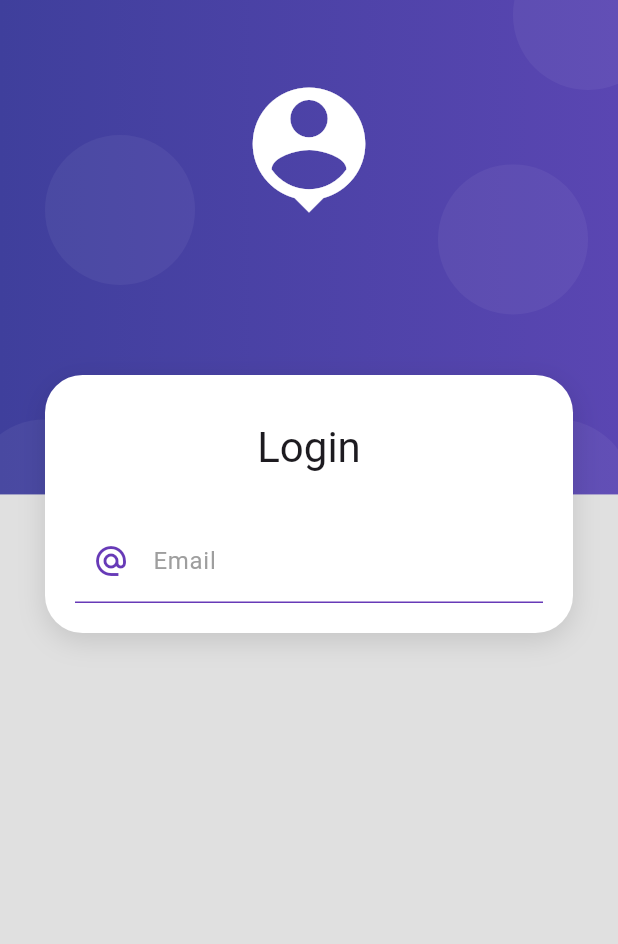
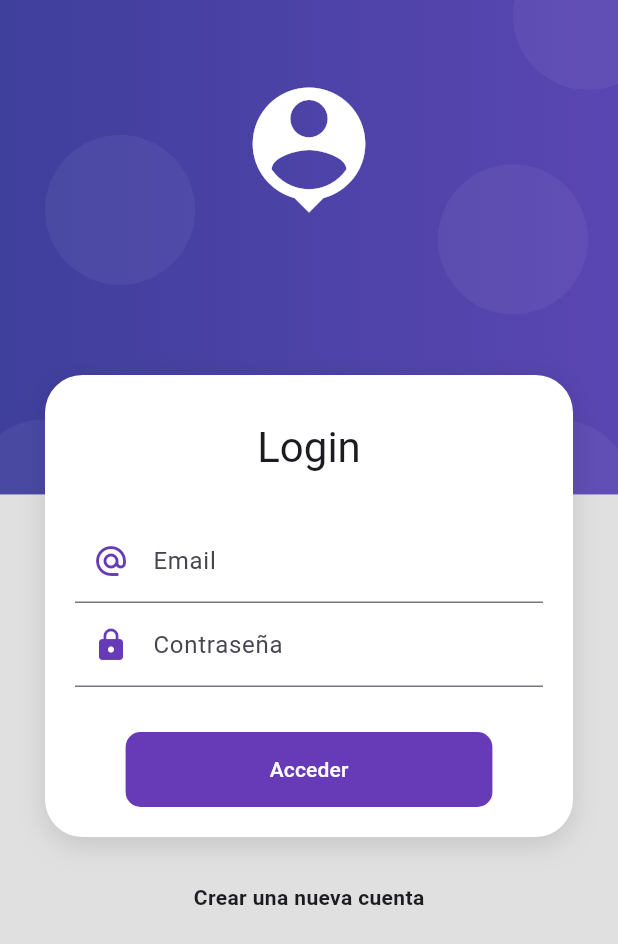
Before and after one commit to HoopStar23/seminario-6, a Flutter app: the screen it shows after launch, on a phone screen of 412 x 824 dp. Shown: the top 944 px of the screen. Run offline on Flutter 3.47's test engine with Material 3 defaults, Android fonts, the phone set to English and light mode, and no system bars.

Commit message:
casi al final

```diff
--- /dev/null
+++ b/seminario_6/lib/providers/login_form_provider.dart
@@ -0,0 +1,15 @@
+import 'package:flutter/material.dart';
+
+
+class LoginFormProvider extends ChangeNotifier {
+  GlobalKey<FormState> formKey = new GlobalKey<FormState>();
+
+  String email = '';
+  String password = '';
+
+  bool isValidForm(){
+    print('$email - $password');
+    print(formKey.currentState?.validate());
+    return formKey.currentState?.validate() ?? false;
+  }
+}
--- a/seminario_6/lib/screens/login_screen.dart
+++ b/seminario_6/lib/screens/login_screen.dart
@@ -1,4 +1,5 @@
 import 'package:flutter/material.dart';
+import 'package:seminario_6/providers/login_form_provider.dart';
 import 'package:seminario_6/widgets/auth_background.dart';
 import 'package:seminario_6/widgets/cardContainer.dart';
 import 'package:seminario_6/widgets/login_form.dart';
@@ -8,6 +9,7 @@ class LoginScreen extends StatelessWidget {
 
   @override
   Widget build(BuildContext context) {
+    //final loginForm = Provider.of<LoginFormProvider>(context);
     return Scaffold(
       body: AuthBackground(
           child: SingleChildScrollView(
@@ -18,12 +20,15 @@ class LoginScreen extends StatelessWidget {
               child: Column(
                 children: [
                   SizedBox(height: 10),
-                  Text('Login', style: Theme.of(context).textTheme.headlineMedium),
+                  Text('Login',
+                      style: Theme.of(context).textTheme.headlineMedium),
                   SizedBox(height: 30),
-                  LoginForm()
+                  LoginForm(),
                 ],
               ),
-            )
+            ),
+            SizedBox(height: 30),
+            Text('Crear una nueva cuenta', style: TextStyle(fontWeight: FontWeight.bold),)
           ],
         ),
       )),
--- /dev/null
+++ b/seminario_6/lib/ui/input_decorations.dart
@@ -0,0 +1,18 @@
+import 'package:flutter/material.dart';
+
+
+class InputDecorations {
+    static InputDecoration authInputDecoration({
+        required String hintText,
+        required String labelText,
+        required IconData? prefixIcon,
+    }){
+        return InputDecoration(
+            hintText: hintText,
+            labelText: labelText,
+            prefixIcon: prefixIcon != null
+            ? Icon(prefixIcon, color: Colors.deepPurple,)
+            : null,
+        );
+    }
+}
--- a/seminario_6/lib/widgets/login_form.dart
+++ b/seminario_6/lib/widgets/login_form.dart
@@ -1,4 +1,5 @@
 import 'package:flutter/material.dart';
+import 'package:seminario_6/ui/input_decorations.dart';
 
 class LoginForm extends StatelessWidget {
   @override
@@ -8,19 +9,54 @@ class LoginForm extends StatelessWidget {
           child: Column(
         children: [
           TextFormField(
+            validator: (value){
+              String pattern = r'^(([^<>()[\]\\.,;:\s@\"]+(\.[^<>()[\]\\.,;:\s@\"]+)*)|(\".+\"))@((\[[0-9]{1,3}\.[0-9]{1,3}\.[0-9]{1,3}\.[0-9]{1,3}\])|(([a-zA-Z\-0-9]+\.)+[a-zA-Z]{2,}))$';
+              RegExp regExp = new RegExp(pattern);
+
+              return regExp.hasMatch(value ?? '')
+              ? null
+              : 'Introduce un email valido';
+            },
+            autovalidateMode: AutovalidateMode.onUserInteraction,
             autocorrect: false,
             keyboardType: TextInputType.emailAddress,
-            decoration: InputDecoration(
-                enabledBorder: UnderlineInputBorder(
-                    borderSide: BorderSide(color: Colors.deepPurple)),
-                focusedBorder: UnderlineInputBorder(
-                    borderSide: BorderSide(color: Colors.deepPurple, width: 2)),
-                hintText: 'john.doe@gmail.com',
-                labelText: 'Email',
-                labelStyle: TextStyle(color: Colors.grey),
-                prefixIcon: Icon(Icons.alternate_email_sharp,
-                    color: Colors.deepPurple)),
-          )
+            decoration: InputDecorations.authInputDecoration(
+              hintText: 'john.doe@gmail.com',
+               labelText: 'Email',
+                prefixIcon: Icons.alternate_email_sharp)
+            ),
+            TextFormField(
+            validator: (value) {
+              if (value == null || value.isEmpty) {
+                return 'El campo no puede estar vacio';
+              }else if(value.length < 6){
+                return 'Debe tener al menos 6 caracteres';
+              }
+              return null;
+            },
+            autovalidateMode: AutovalidateMode.onUserInteraction,
+            autocorrect: false,
+            obscureText: true,
+            keyboardType: TextInputType.emailAddress,
+            decoration: InputDecorations.authInputDecoration(
+              hintText: '',
+               labelText: 'Contraseña',
+                prefixIcon: Icons.lock)
+            ),
+            SizedBox(height: 30),
+            MaterialButton(
+              shape: RoundedRectangleBorder(
+                borderRadius: BorderRadius.circular(10),
+              ),
+              disabledColor: Colors.grey,
+              elevation: 0,
+              color: Colors.deepPurple,
+              child: Container(
+                padding: EdgeInsets.symmetric(horizontal: 80, vertical: 15),
+                child: Text('Acceder',
+                style: TextStyle(color: Colors.white)),
+              ),
+              onPressed: (){})
         ],
       )),
     );
--- a/seminario_6/pubspec.yaml
+++ b/seminario_6/pubspec.yaml
@@ -30,6 +30,7 @@ environment:
 dependencies:
   flutter:
     sdk: flutter
+  provider: ^6.1.2
 
 
   # The following adds the Cupertino Icons font to your application.
```
Also changed, not shown: seminario_6/lib/main.dart (line endings or trailing spaces).
